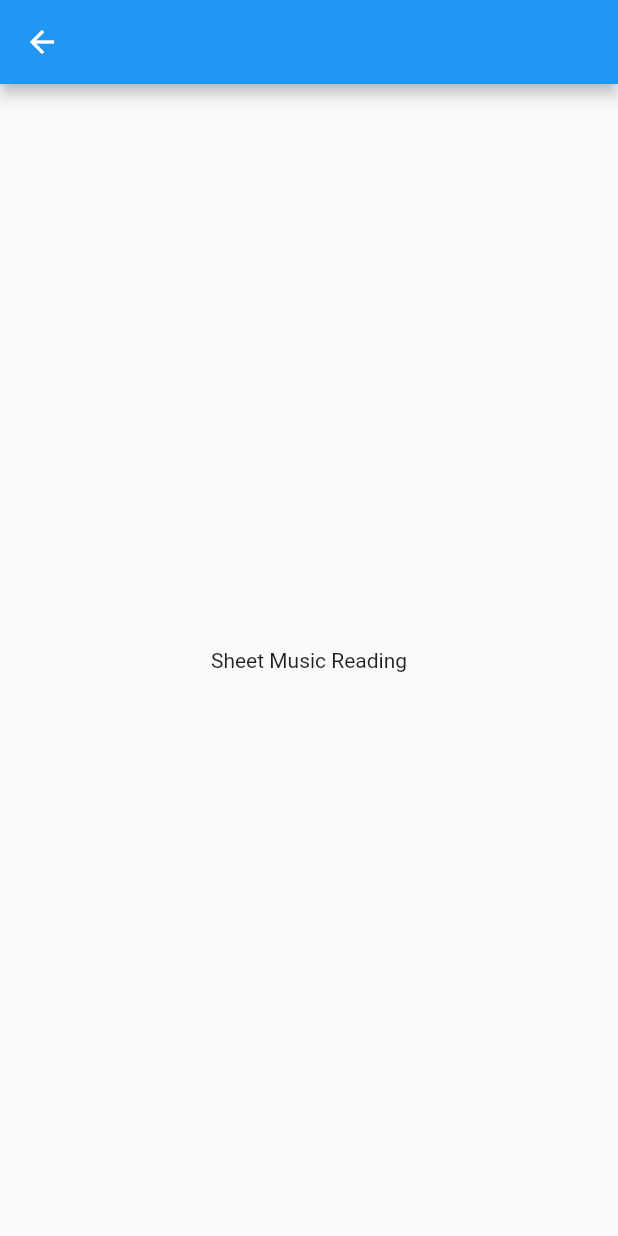
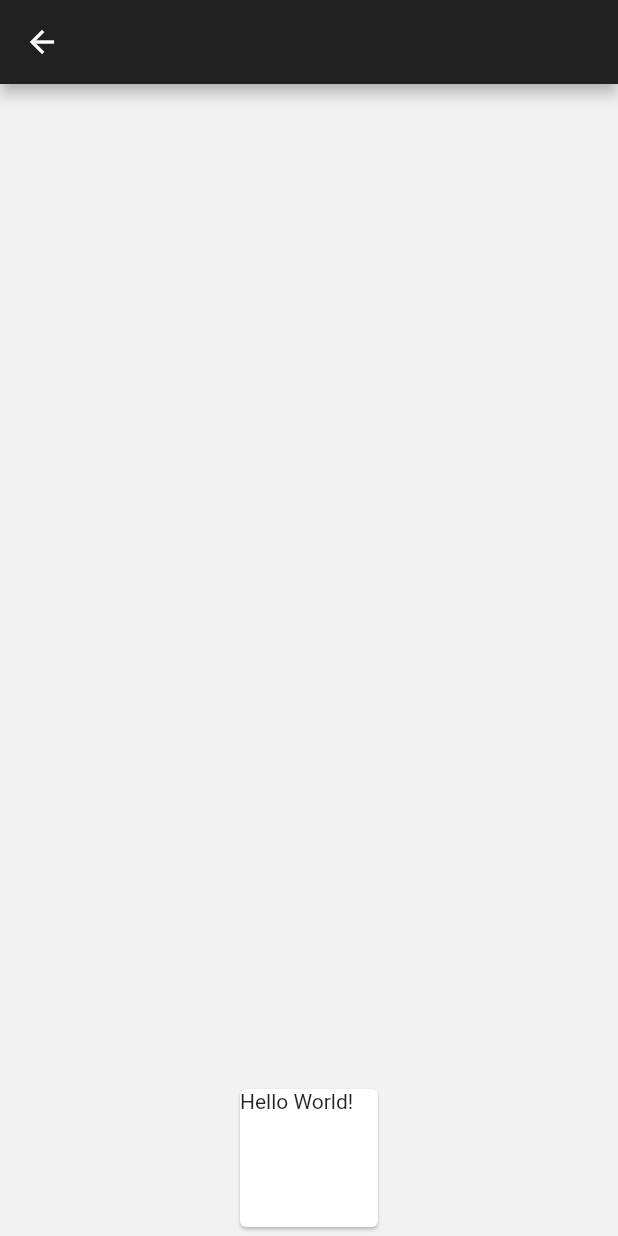
Before and after one commit to Gary-Shelish/Maestro_Demo, a Flutter app: the SheetMusicReading screen opened directly, on a phone screen of 412 x 824 dp. Run offline on Flutter 3.47's test engine with Material 2 defaults, Android fonts, the phone set to English and light mode, and no system bars.

Commit message:
The sheet music reading image routes to an updated screen and the songs tab has been set up for further coding.

```diff
--- a/lib/lessons/sheet_music_reading.dart
+++ b/lib/lessons/sheet_music_reading.dart
@@ -1,12 +1,31 @@
 import 'package:flutter/material.dart';
+import 'package:flutter/widgets.dart';
 
 class SheetMusicReading extends StatelessWidget {
   const SheetMusicReading({Key? key}) : super(key: key);
   @override
   Widget build(BuildContext context) {
     return Scaffold(
-      appBar: AppBar(),
-      body: const Center(child: Text('Sheet Music Reading')),
+      appBar: AppBar(
+        backgroundColor: Colors.grey.shade900,
+      ),
+      backgroundColor: const Color(0xfff2f2f2),
+      body: SafeArea(
+        child: Column(
+          mainAxisAlignment: MainAxisAlignment.end,
+          children: const [
+            SizedBox(
+              height: 100,
+              width: 100,
+              child: Card(child: Text('Hello World!')),
+            ),
+            SizedBox(
+              height: 2,
+              child: Center(child: Text('Sheet Music Reading')),
+            ),
+          ],
+        ),
+      ),
     );
   }
 }
--- a/lib/main.dart
+++ b/lib/main.dart
@@ -1,6 +1,7 @@
 import 'package:flutter/material.dart';
 import 'package:maestrohomescreen/lessons/lesson_card_selection.dart';
 import 'package:maestrohomescreen/timer.dart';
+import 'package:maestrohomescreen/songs.dart';
 
 void main() {
   runApp(MyApp());
@@ -32,7 +33,7 @@ class MyApp extends StatelessWidget {
           LessonCardSelection(),
           Text("Practice",
               style: TextStyle(fontSize: 25.0, color: Colors.white)),
-          Text("Songs", style: TextStyle(color: Colors.white)),
+          Songs(),
           Timer()
         ]),
       ),
```
Also changed, not shown: lib/songs.dart (added, +9 -0 lines).
